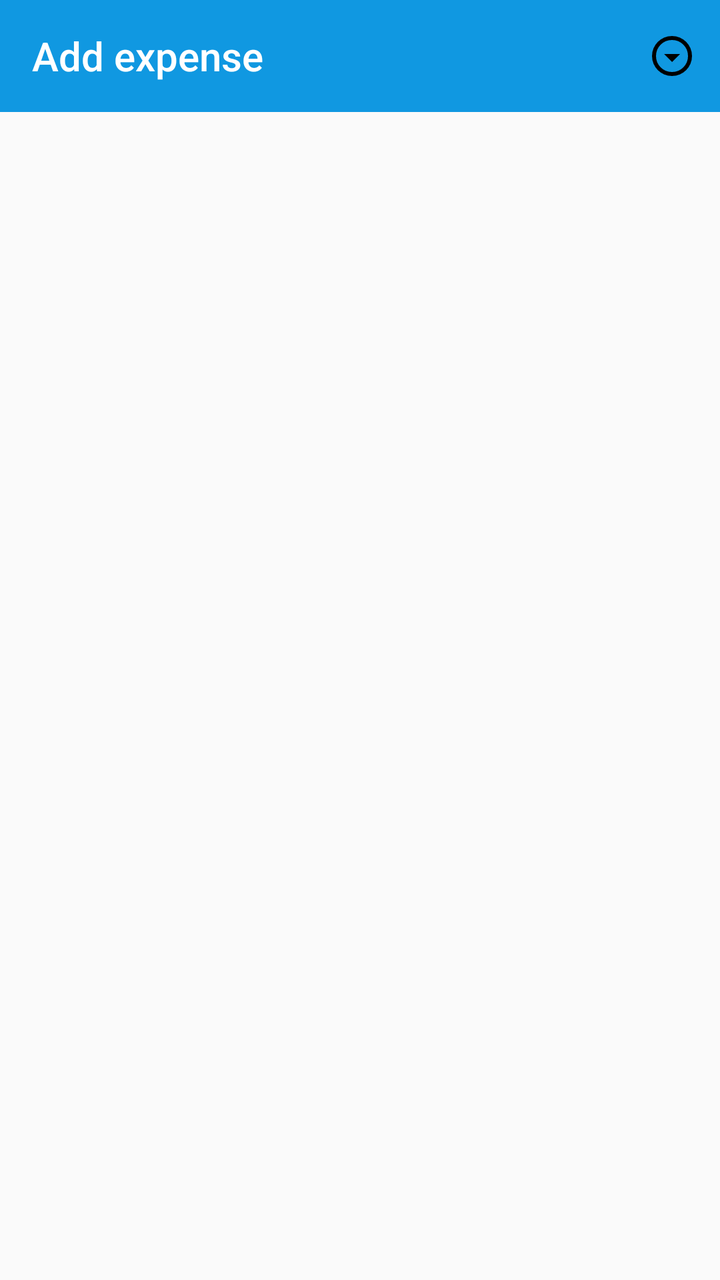
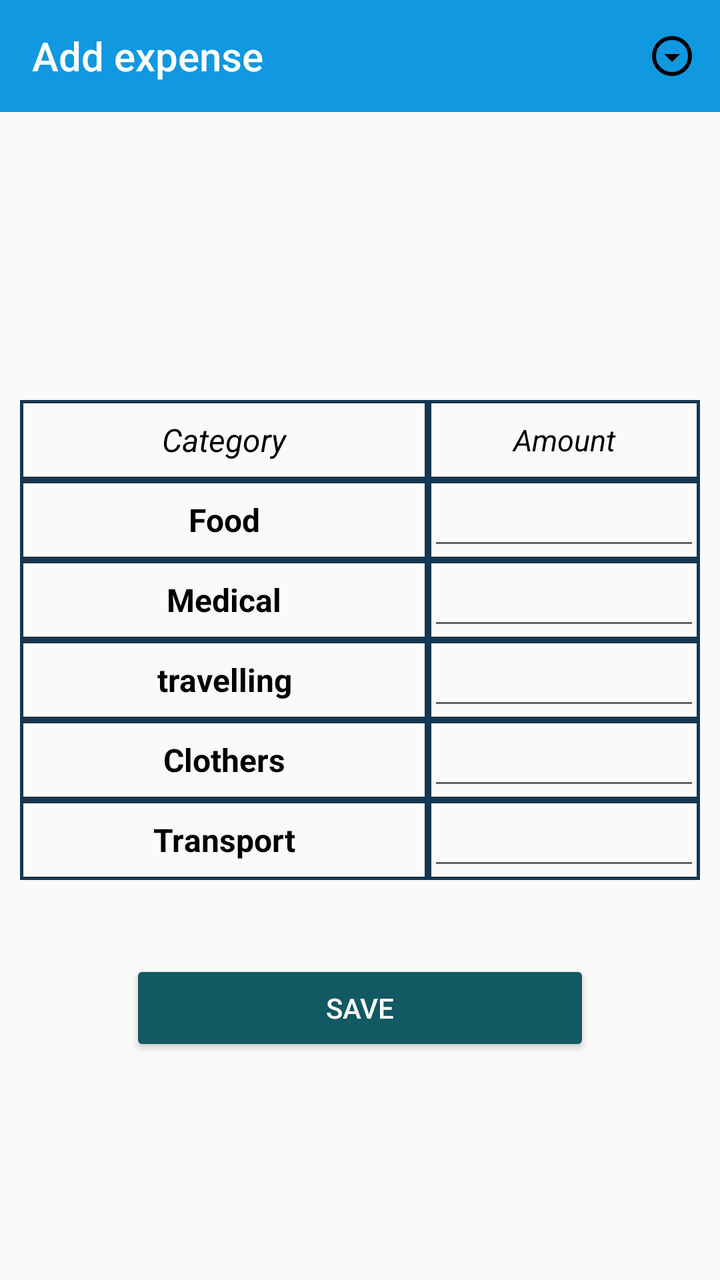

Before-and-after screenshots of an Android layout around one commit, followed by the original layout XML and the change that was made.
<!-- AndroidManifest.xml: application theme Theme.ExpenseTracker -->
<!-- res/layout/fragment_userupload.xml -->
<?xml version="1.0" encoding="utf-8"?>
<androidx.constraintlayout.widget.ConstraintLayout xmlns:android="http://schemas.android.com/apk/res/android"
    xmlns:tools="http://schemas.android.com/tools"
    android:layout_width="match_parent"
    android:layout_height="match_parent"
    xmlns:app="http://schemas.android.com/apk/res-auto"
    tools:context=".view.mainview.UseruploadFragment"
    >


    <androidx.appcompat.widget.Toolbar
        android:id="@+id/top_toolbar"
        android:layout_width="match_parent"
        android:layout_height="wrap_content"
        app:title="Add expense"
        android:background="#1098E1"
        app:titleTextColor="@color/white"
        app:menu="@menu/main_menu"
        android:theme="@style/Theme.AppCompat.DayNight.DarkActionBar"
        app:layout_constraintStart_toStartOf="parent"
        app:layout_constraintEnd_toEndOf="parent"
        app:layout_constraintTop_toTopOf="parent"
        />


</androidx.constraintlayout.widget.ConstraintLayout>
<!-- resources referenced by this layout -->
<resources>
  <color name="white">#FFFFFFFF</color>
  <style name="Theme.ExpenseTracker" parent="Base.Theme.ExpenseTracker" />
  <style name="Base.Theme.ExpenseTracker" parent="Theme.AppCompat.DayNight.DarkActionBar">
          <item name="android:statusBarColor">#0D83BD</item>
      </style>
</resources>

<!-- the commit's change to res/layout/fragment_userupload.xml (unified diff, before → after) -->
@@ -23,4 +23,267 @@
         />
 
 
+
+     <TableLayout
+         android:id="@+id/table"
+         android:layout_width="match_parent"
+         android:layout_height="wrap_content"
+         android:layout_margin="10dp"
+         android:stretchColumns="0dp"
+         app:layout_constraintStart_toStartOf="parent"
+         app:layout_constraintEnd_toEndOf="parent"
+         app:layout_constraintTop_toTopOf="parent"
+         app:layout_constraintBottom_toBottomOf="parent"
+         app:layout_constraintTop_toBottomOf="@id/top_toolbar"
+         >
+
+         <TableRow>
+
+             <TextView
+                 android:layout_width="0dp"
+                 android:layout_height="40dp"
+                 android:layout_weight="3"
+                 android:text="Category"
+                 android:gravity="center"
+                 android:textColor="@color/black"
+                 android:textSize="16sp"
+                 android:textStyle="italic"
+                 android:background="@drawable/border_line"
+                 />
+
+             <LinearLayout
+                 android:layout_width="0dp"
+                 android:layout_height="40dp"
+                 android:layout_weight="2"
+                 android:background="@drawable/border_line"
+                >
+
+                 <TextView
+                     android:layout_width="match_parent"
+                     android:layout_height="match_parent"
+                     android:textStyle="italic"
+                     android:textColor="@color/black"
+                     android:textSize="15sp"
+                     android:text="Amount"
+                     android:gravity="center"
+                     />
+
+
+             </LinearLayout>
+
+
+         </TableRow>
+
+         <TableRow>
+
+             <TextView
+                 android:layout_width="0dp"
+                 android:layout_height="40dp"
+                 android:layout_weight="3"
+                 android:text="Food"
+                 android:gravity="center"
+                 android:textColor="@color/black"
+                 android:textSize="16sp"
+                 android:textStyle="bold"
+                 android:background="@drawable/border_line"
+                 />
+
+             <LinearLayout
+                 android:layout_width="0dp"
+                 android:layout_height="40dp"
+                 android:layout_weight="2"
+                 android:background="@drawable/border_line"
+                 >
+
+                 <EditText
+                     android:layout_width="match_parent"
+                     android:layout_height="match_parent"
+                     android:inputType="number"
+                     android:textStyle="bold"
+                     android:textColor="@color/black"
+                     android:textSize="15sp"
+
+                     />
+
+
+             </LinearLayout>
+
+
+         </TableRow>
+
+
+         <TableRow>
+
+             <TextView
+                 android:layout_width="0dp"
+                 android:layout_height="40dp"
+                 android:layout_weight="3"
+                 android:text="Medical"
+                 android:gravity="center"
+                 android:textColor="@color/black"
+                 android:textSize="16sp"
+                 android:textStyle="bold"
+                 android:background="@drawable/border_line"
+                 />
+
+             <LinearLayout
+                 android:layout_width="0dp"
+                 android:layout_height="40dp"
+                 android:layout_weight="2"
+                 android:background="@drawable/border_line"
+                 >
+
+                 <EditText
+                     android:layout_width="match_parent"
+                     android:layout_height="match_parent"
+                     android:inputType="number"
+                     android:textStyle="bold"
+                     android:textColor="@color/black"
+                     android:textSize="15sp"
+
+                     />
+
+
+             </LinearLayout>
+
+
+
+
+         </TableRow>
+
+
+         <TableRow>
+
+             <TextView
+                 android:layout_width="0dp"
+                 android:layout_height="40dp"
+                 android:layout_weight="3"
+                 android:text="travelling"
+                 android:gravity="center"
+                 android:textColor="@color/black"
+                 android:textSize="16sp"
+                 android:textStyle="bold"
+                 android:background="@drawable/border_line"
+                 />
+
+             <LinearLayout
+                 android:layout_width="0dp"
+                 android:layout_height="40dp"
+                 android:layout_weight="2"
+                 android:background="@drawable/border_line"
+                 >
+
+                 <EditText
+                     android:layout_width="match_parent"
+                     android:layout_height="match_parent"
+                     android:inputType="number"
+                     android:textStyle="bold"
+                     android:textColor="@color/black"
+                     android:textSize="15sp"
+
+                     />
+
+
+             </LinearLayout>
+
+
+         </TableRow>
+
+         <TableRow>
+
+             <TextView
+                 android:layout_width="0dp"
+                 android:layout_height="40dp"
+                 android:layout_weight="3"
+                 android:text="Clothers"
+                 android:gravity="center"
+                 android:textColor="@color/black"
+                 android:textSize="16sp"
+                 android:textStyle="bold"
+                 android:background="@drawable/border_line"
+                 />
+
+             <LinearLayout
+                 android:layout_width="0dp"
+                 android:layout_height="40dp"
+                 android:layout_weight="2"
+                 android:background="@drawable/border_line"
+                 >
+
+                 <EditText
+                     android:layout_width="match_parent"
+                     android:layout_height="match_parent"
+                     android:inputType="number"
+                     android:textStyle="bold"
+                     android:textColor="@color/black"
+                     android:textSize="15sp"
+
+                     />
+
+
+             </LinearLayout>
+
+
+         </TableRow>
+
+
+         <TableRow>
+
+             <TextView
+                 android:layout_width="0dp"
+                 android:layout_height="40dp"
+                 android:layout_weight="3"
+                 android:text="Transport"
+                 android:gravity="center"
+                 android:textColor="@color/black"
+                 android:textSize="16sp"
+                 android:textStyle="bold"
+                 android:background="@drawable/border_line"
+                 />
+
+             <LinearLayout
+                 android:layout_width="0dp"
+                 android:layout_height="40dp"
+                 android:layout_weight="2"
+                 android:background="@drawable/border_line"
+                 >
+
+                 <EditText
+                     android:layout_width="match_parent"
+                     android:layout_height="match_parent"
+                     android:inputType="number"
+                     android:textStyle="bold"
+                     android:textColor="@color/black"
+                     android:textSize="15sp"
+
+                     />
+
+
+             </LinearLayout>
+
+
+         </TableRow>
+
+
+     </TableLayout>
+
+
+       <androidx.appcompat.widget.AppCompatButton
+           android:layout_width="match_parent"
+           android:layout_height="wrap_content"
+           app:layout_constraintTop_toBottomOf="@id/table"
+           app:layout_constraintStart_toStartOf="parent"
+           android:text="Save"
+           android:textColor="@color/white"
+           app:cornerRadius="15dp"
+           android:layout_marginTop="40dp"
+           android:layout_marginHorizontal="65dp"
+           android:backgroundTint="#125963"/>
+
+
+
+
+
+
+
 </androidx.constraintlayout.widget.ConstraintLayout>
<!-- resource entries referenced after the edit -->
@@ -1,6 +1,19 @@
 <!-- resources referenced by this layout -->
 <resources>
+  <color name="black">#FF000000</color>
   <color name="white">#FFFFFFFF</color>
+  <!-- drawable border_line (drawable) -->
+  <?xml version="1.0" encoding="utf-8"?>
+  <shape xmlns:android="http://schemas.android.com/apk/res/android">
+  
+  
+      <stroke
+          android:width="1.50dp"
+          android:color="#153750"
+  
+          />
+  
+  </shape>
   <style name="Theme.ExpenseTracker" parent="Base.Theme.ExpenseTracker" />
   <style name="Base.Theme.ExpenseTracker" parent="Theme.AppCompat.DayNight.DarkActionBar">
           <item name="android:statusBarColor">#0D83BD</item>
